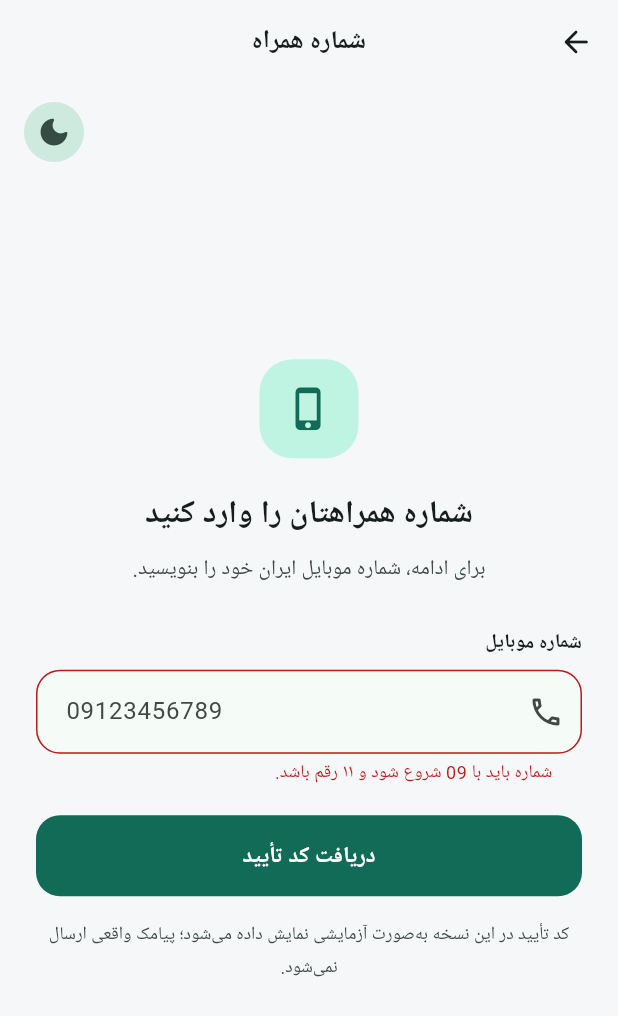
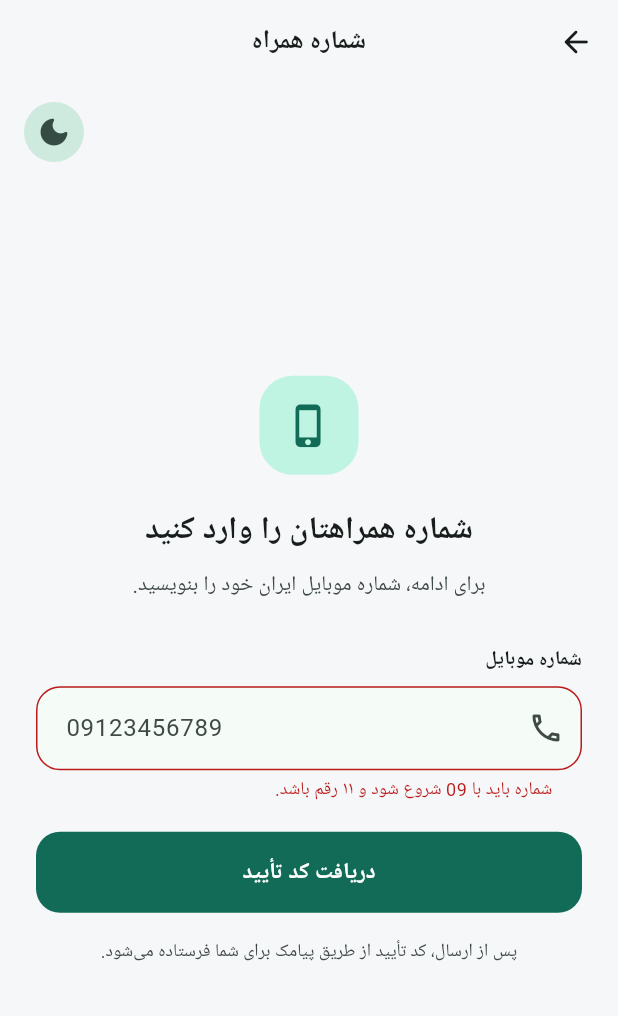
Before and after one commit to quizarenagame/building_app, a Flutter app: the screen it shows after launch, after a tap on "شروع و ورود با شماره همراه", after a tap on "دریافت کد تأیید", on a phone screen of 412 x 824 dp. Shown: the top 1016 px of the screen. Run offline on Flutter 3.47's test engine with Material 3 defaults, Android fonts, the phone set to English and light mode, and no system bars; our stand-ins replace pocketbase.

Commit message:
Update main.dart

```diff
--- a/lib/main.dart
+++ b/lib/main.dart
@@ -1,6 +1,9 @@
 import 'dart:async';
 import 'package:flutter/material.dart';
 import 'package:flutter/services.dart';
+import 'package:pocketbase/pocketbase.dart';
+
+final pb = PocketBase('https://api.pgem.ir');
 
 void main() => runApp(BuildingApp());
 
@@ -163,6 +166,8 @@ class _LoginFlowState extends State<LoginFlow> {
   bool _showMyBuildings = false;
   Timer? _timer;
   int _secondsLeft = 0;
+  bool _isSendingOtp = false;
+  bool _isVerifyingOtp = false;
   bool _hidePassword = true;
   bool _hideConfirmPassword = true;
 
@@ -210,22 +215,56 @@ class _LoginFlowState extends State<LoginFlow> {
     }
   }
 
-  void _submitPhone() {
-    if (!(_phoneKey.currentState?.validate() ?? false)) return;
-    _phoneController.text = _latinDigits(_phoneController.text).trim();
+  Future<void> _submitPhone() async {
+    if (_isSendingOtp || !(_phoneKey.currentState?.validate() ?? false)) return;
+    _phoneController.text = _latinDigits(_phoneController.text).replaceAll(' ', '').trim();
+    setState(() => _isSendingOtp = true);
+    try {
+      final response = await pb.send<Map<String, dynamic>>(
+        '/api/send-otp',
+        method: 'POST',
+        body: {'phone': _phoneController.text},
+      );
+      if (!mounted) return;
+      if (response['success'] != true) {
+        ScaffoldMessenger.of(context).showSnackBar(const SnackBar(content: Text('ارسال کد تأیید ناموفق بود. لطفاً دوباره تلاش کنید.')));
+        return;
+      }
       _otpController.clear();
       setState(() => _step = _LoginStep.otp);
       _startCountdown();
-  }
-
-  void _verifyOtp() {
-    if (!(_otpKey.currentState?.validate() ?? false)) return;
-    if (_latinDigits(_otpController.text.trim()) != '123456') {
-      ScaffoldMessenger.of(context).showSnackBar(const SnackBar(content: Text('کد واردشده صحیح نیست. کد آزمایشی: 123456')));
+    } catch (_) {
+      if (!mounted) return;
+      ScaffoldMessenger.of(context).showSnackBar(const SnackBar(content: Text('ارسال پیامک انجام نشد. اتصال خود را بررسی و دوباره تلاش کنید.')));
+    } finally {
+      if (mounted) setState(() => _isSendingOtp = false);
+    }
+  }
+
+  Future<void> _verifyOtp() async {
+    if (_isVerifyingOtp || !(_otpKey.currentState?.validate() ?? false)) return;
+    final phone = _phoneController.text.trim();
+    final code = _latinDigits(_otpController.text.trim());
+    setState(() => _isVerifyingOtp = true);
+    try {
+      final response = await pb.send<Map<String, dynamic>>(
+        '/api/verify-otp',
+        method: 'POST',
+        body: {'phone': phone, 'code': code},
+      );
+      if (!mounted) return;
+      if (response['success'] != true) {
+        ScaffoldMessenger.of(context).showSnackBar(const SnackBar(content: Text('کد تأیید صحیح نیست یا منقضی شده است.')));
         return;
       }
       _timer?.cancel();
       setState(() => _step = _LoginStep.account);
+    } catch (_) {
+      if (!mounted) return;
+      ScaffoldMessenger.of(context).showSnackBar(const SnackBar(content: Text('بررسی کد تأیید انجام نشد. لطفاً دوباره تلاش کنید.')));
+    } finally {
+      if (mounted) setState(() => _isVerifyingOtp = false);
+    }
   }
 
   void _submitAccount() {
@@ -380,7 +419,7 @@ class _LoginFlowState extends State<LoginFlow> {
       const SizedBox(height: 20),
       _primaryButton(label: 'دریافت کد تأیید', onPressed: _submitPhone),
       const SizedBox(height: 15),
-      Text('کد تأیید در این نسخه به‌صورت آزمایشی نمایش داده می‌شود؛ پیامک واقعی ارسال نمی‌شود.', textAlign: TextAlign.center, style: TextStyle(color: Theme.of(context).colorScheme.onSurfaceVariant, fontSize: 12, height: 1.8)),
+      Text('پس از ارسال، کد تأیید از طریق پیامک برای شما فرستاده می‌شود.', textAlign: TextAlign.center, style: TextStyle(color: Theme.of(context).colorScheme.onSurfaceVariant, fontSize: 12, height: 1.8)),
     ]),
   );
 
@@ -392,28 +431,28 @@ class _LoginFlowState extends State<LoginFlow> {
       const SizedBox(height: 20),
       const Text('کد تأیید را وارد کنید', textAlign: TextAlign.center, style: TextStyle(fontSize: 21, fontWeight: FontWeight.w800)),
       const SizedBox(height: 9),
-      Text('کد شش‌رقمی برای شماره ${_phoneController.text} (نمایشی) ارسال شد.', textAlign: TextAlign.center, style: TextStyle(color: Theme.of(context).colorScheme.onSurfaceVariant, height: 1.8)),
+      Text('کد تأیید ۴ رقمی برای شماره ${_phoneController.text} پیامک شد.', textAlign: TextAlign.center, style: TextStyle(color: Theme.of(context).colorScheme.onSurfaceVariant, height: 1.8)),
       const SizedBox(height: 15),
-      Container(padding: const EdgeInsets.all(13), decoration: BoxDecoration(color: const Color(0xFFFFF4DD), borderRadius: BorderRadius.circular(15)), child: const Text('حالت آزمایشی: پیامک واقعی ارسال نمی‌شود. کد ثابت ورود: ۱۲۳۴۵۶', textAlign: TextAlign.center, style: TextStyle(color: Color(0xFF805A17), fontSize: 12, height: 1.7, fontWeight: FontWeight.w600))),
+      Container(padding: const EdgeInsets.all(13), decoration: BoxDecoration(color: const Color(0xFFFFF4DD), borderRadius: BorderRadius.circular(15)), child: const Text('کد ۴ رقمی از طریق پیامک برای شمارهٔ شما ارسال می‌شود.', textAlign: TextAlign.center, style: TextStyle(color: Color(0xFF805A17), fontSize: 12, height: 1.7, fontWeight: FontWeight.w600))),
       const SizedBox(height: 25),
       TextFormField(
         controller: _otpController,
         keyboardType: TextInputType.number,
         textDirection: TextDirection.ltr,
         textAlign: TextAlign.center,
-        maxLength: 6,
+        maxLength: 4,
         style: const TextStyle(fontSize: 27, fontWeight: FontWeight.bold, letterSpacing: 12),
-        decoration: _inputDecoration(hint: '••••••', counterText: ''),
-        validator: (value) => _latinDigits(value ?? '').length == 6 ? null : 'کد تأیید باید ۶ رقم باشد.',
+        decoration: _inputDecoration(hint: '••••', counterText: ''),
+        validator: (value) => _latinDigits(value ?? '').length == 4 ? null : 'کد تأیید باید ۴ رقم باشد.',
         onFieldSubmitted: (_) => _verifyOtp(),
       ),
       const SizedBox(height: 18),
       _primaryButton(label: 'تأیید و ادامه', onPressed: _verifyOtp),
       const SizedBox(height: 14),
       Center(child: TextButton.icon(
-        onPressed: _secondsLeft == 0 ? _startCountdown : null,
+        onPressed: _secondsLeft == 0 && !_isSendingOtp ? _submitPhone : null,
         icon: const Icon(Icons.refresh_rounded, size: 19),
-        label: Text(_secondsLeft == 0 ? 'ارسال دوباره کد آزمایشی' : 'ارسال دوباره تا ${_secondsLeft} ثانیه دیگر'),
+        label: Text(_isSendingOtp ? 'در حال ارسال پیامک...' : (_secondsLeft == 0 ? 'ارسال دوباره کد پیامکی' : 'ارسال دوباره تا ${_secondsLeft} ثانیه دیگر')),
       )),
       Center(child: TextButton(onPressed: () { _timer?.cancel(); setState(() => _step = _LoginStep.phone); }, child: const Text('ویرایش شماره همراه'))),
     ]),
```
Lines whose indentation alone changed are shown as unchanged.
